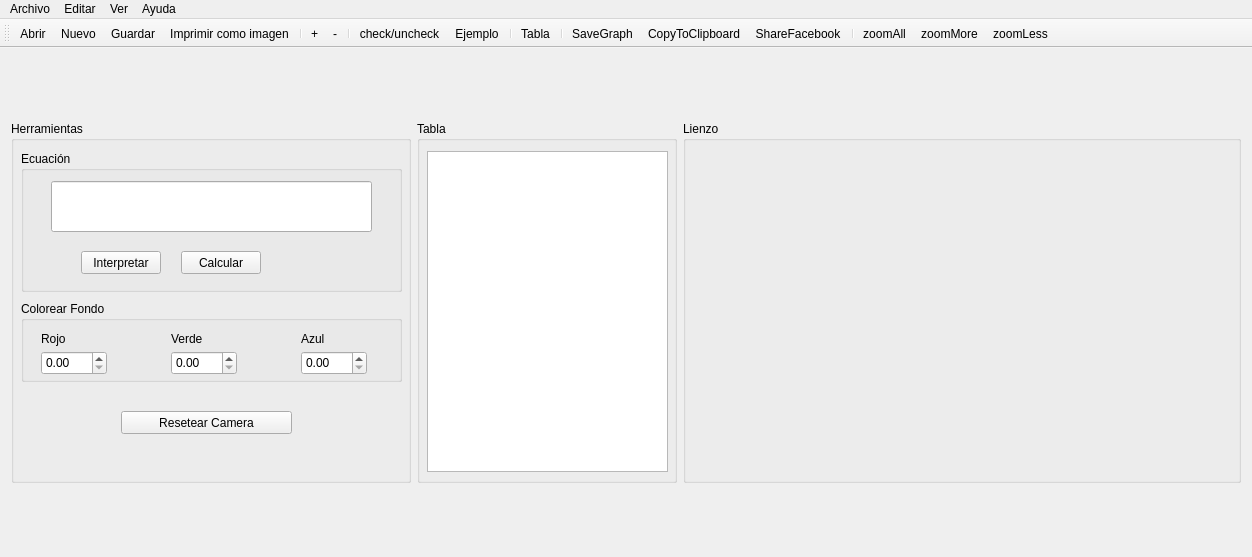
Above: ui/mainwindow.ui from JairFrancesco/easyGraph before the change. Below: the same form after it.
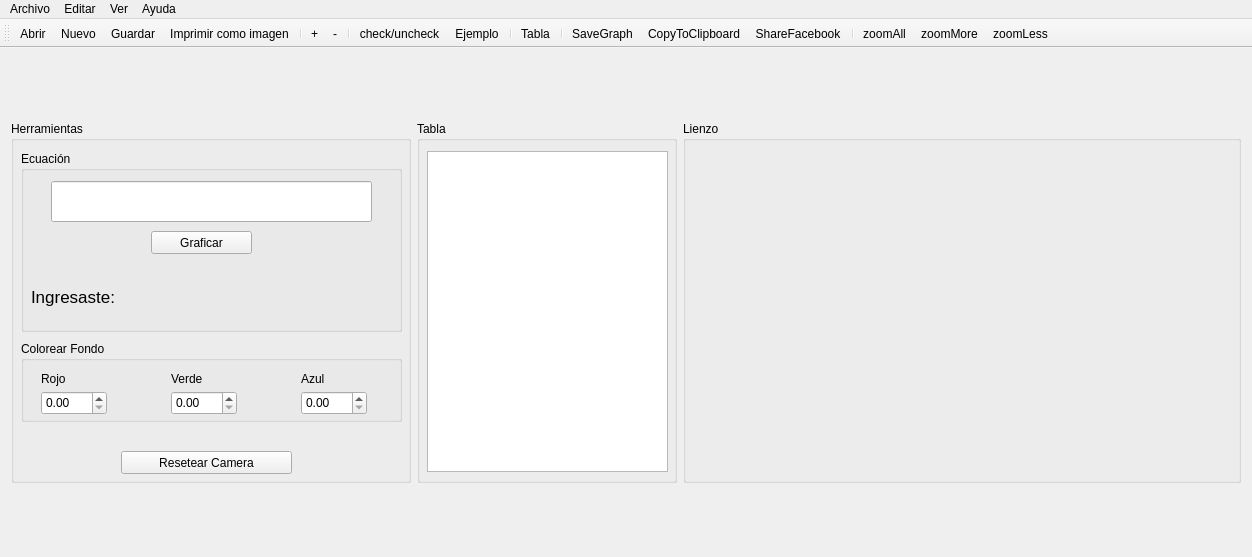
That is the form after the change. Icons and pictures are not drawn. Custom widgets are drawn as their Qt base class.

Commit message: Now Show Z values on table

Diff of the .ui file:
```diff
--- a/ui/mainwindow.ui
+++ b/ui/mainwindow.ui
@@ -70,7 +70,7 @@
        <property name="geometry">
         <rect>
          <x>10</x>
-         <y>180</y>
+         <y>220</y>
          <width>381</width>
          <height>81</height>
         </rect>
@@ -170,7 +170,7 @@
        <property name="geometry">
         <rect>
          <x>110</x>
-         <y>290</y>
+         <y>330</y>
          <width>171</width>
          <height>23</height>
         </rect>
@@ -185,33 +185,25 @@
          <x>10</x>
          <y>30</y>
          <width>381</width>
-         <height>141</height>
+         <height>181</height>
         </rect>
        </property>
        <property name="title">
         <string>Ecuación</string>
        </property>
-       <widget class="QPushButton" name="pushButton_2">
+       <widget class="QLabel" name="lblEquation">
         <property name="geometry">
          <rect>
-          <x>60</x>
-          <y>100</y>
-          <width>80</width>
-          <height>23</height>
+          <x>110</x>
+          <y>140</y>
+          <width>241</width>
+          <height>21</height>
          </rect>
         </property>
-        <property name="text">
-         <string>Interpretar</string>
-        </property>
-       </widget>
-       <widget class="QLabel" name="label_4">
-        <property name="geometry">
-         <rect>
-          <x>20</x>
-          <y>110</y>
-          <width>59</width>
-          <height>15</height>
-         </rect>
+        <property name="font">
+         <font>
+          <pointsize>14</pointsize>
+         </font>
         </property>
         <property name="text">
          <string/>
@@ -223,21 +215,39 @@
           <x>30</x>
           <y>30</y>
           <width>321</width>
-          <height>51</height>
+          <height>41</height>
          </rect>
         </property>
        </widget>
        <widget class="QPushButton" name="pushButton_3">
         <property name="geometry">
          <rect>
-          <x>160</x>
-          <y>100</y>
-          <width>80</width>
+          <x>130</x>
+          <y>80</y>
+          <width>101</width>
           <height>23</height>
          </rect>
         </property>
         <property name="text">
-         <string>Calcular</string>
+         <string>Graficar</string>
+        </property>
+       </widget>
+       <widget class="QLabel" name="label_4">
+        <property name="geometry">
+         <rect>
+          <x>10</x>
+          <y>130</y>
+          <width>101</width>
+          <height>31</height>
+         </rect>
+        </property>
+        <property name="font">
+         <font>
+          <pointsize>13</pointsize>
+         </font>
+        </property>
+        <property name="text">
+         <string>Ingresaste:</string>
         </property>
        </widget>
       </widget>
```
Left out of the diff: 11 changed lines with no effect on the pictures. The commit also changes 2 other files.
